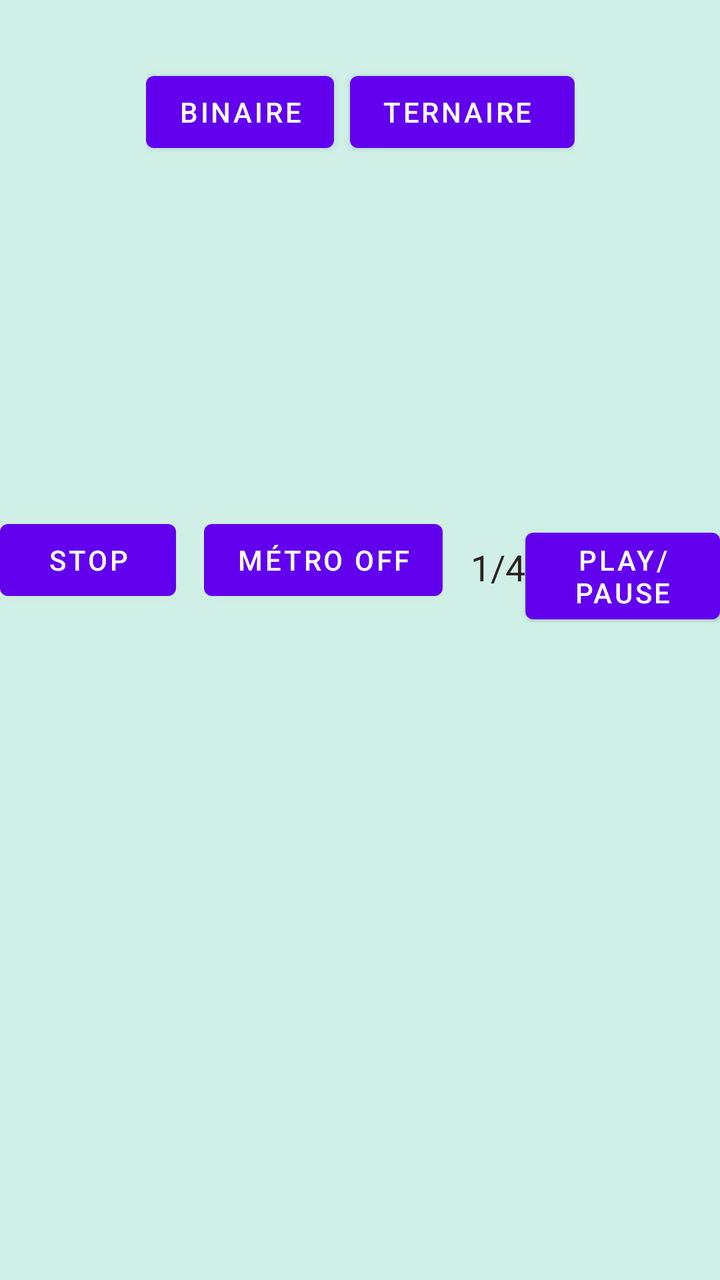
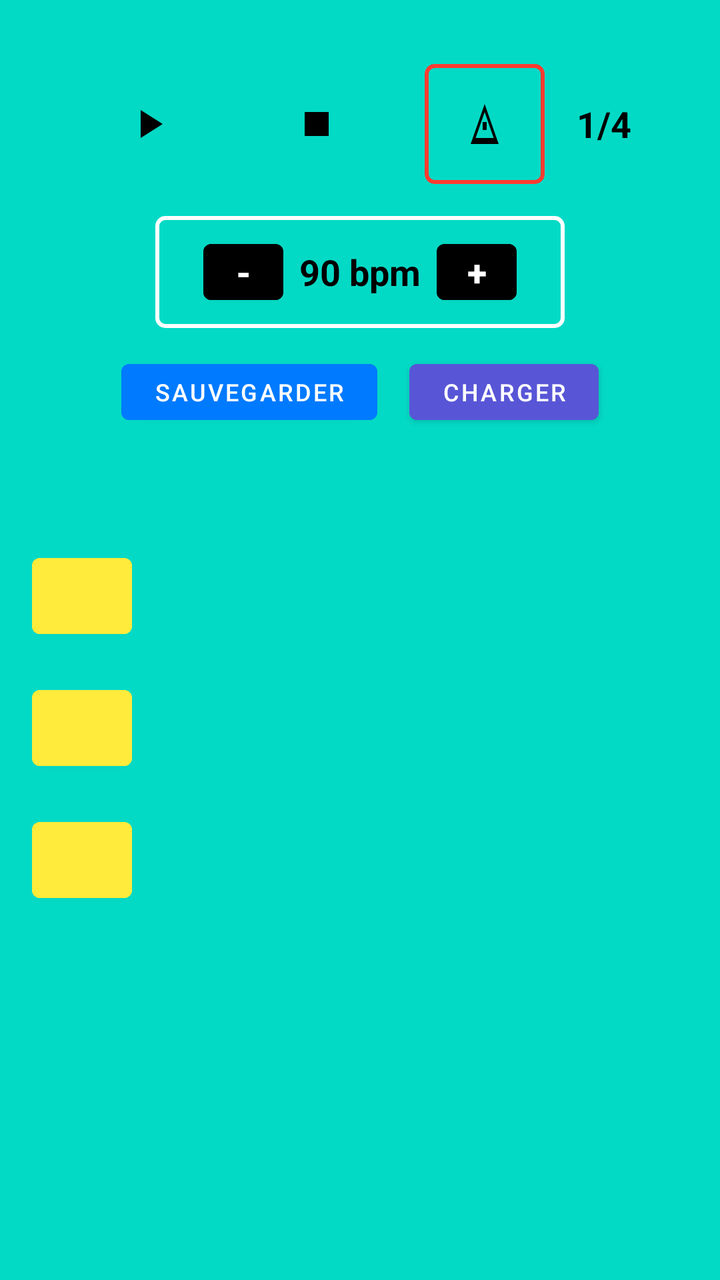

An Android layout rendered at two revisions. The XML below is the earlier revision; the diff shows what the commit changed to produce the second picture.
<!-- AndroidManifest.xml: application theme Theme.CKencer2 -->
<!-- res/layout/activity_paterrn.xml -->
<?xml version="1.0" encoding="utf-8"?>
<androidx.constraintlayout.widget.ConstraintLayout
    xmlns:android="http://schemas.android.com/apk/res/android"
    xmlns:app="http://schemas.android.com/apk/res-auto"
    xmlns:tools="http://schemas.android.com/tools"
    android:layout_width="match_parent"
    android:layout_height="match_parent"
    android:background="#D0F0E7">

    <LinearLayout
        android:id="@+id/patternSubdivisionRow"
        android:layout_width="wrap_content"
        android:layout_height="wrap_content"
        android:layout_marginTop="32dp"
        android:orientation="horizontal"
        app:layout_constraintEnd_toEndOf="parent"
        app:layout_constraintStart_toStartOf="parent"
        app:layout_constraintTop_toTopOf="parent">

        <Button
            android:id="@+id/patternBinaryButton"
            android:layout_width="wrap_content"
            android:layout_height="wrap_content"
            android:layout_marginEnd="8dp"
            android:text="Binaire" />

        <Button
            android:id="@+id/patternTernaryButton"
            android:layout_width="wrap_content"
            android:layout_height="wrap_content"
            android:text="Ternaire " />

    </LinearLayout>

    <LinearLayout
        android:id="@+id/patternStepsContainer"
        android:layout_width="0dp"
        android:layout_height="80dp"
        android:layout_marginStart="24dp"
        android:layout_marginTop="48dp"
        android:layout_marginEnd="24dp"
        android:orientation="horizontal"
        app:layout_constraintEnd_toEndOf="parent"
        app:layout_constraintStart_toStartOf="parent"
        app:layout_constraintTop_toBottomOf="@id/patternSubdivisionRow" />

    <LinearLayout
        android:layout_width="wrap_content"
        android:layout_height="wrap_content"
        android:layout_marginTop="48dp"
        android:orientation="horizontal"
        app:layout_constraintEnd_toEndOf="parent"
        app:layout_constraintStart_toStartOf="parent"
        app:layout_constraintTop_toBottomOf="@id/patternStepsContainer">


        <Button
            android:id="@+id/patternStopButton"
            android:layout_width="wrap_content"
            android:layout_height="wrap_content"
            android:layout_marginEnd="14dp"
            android:text="Stop" />


        <Button
            android:id="@+id/metronomeButton"
            android:layout_width="wrap_content"
            android:layout_height="wrap_content"
            android:text="Métro OFF" />

        <TextView
            android:id="@+id/beatIndicatorLabel"
            android:layout_width="wrap_content"
            android:layout_height="wrap_content"
            android:layout_marginStart="14dp"
            android:layout_gravity="center_vertical"
            android:text="1/4"
            android:textColor="#2F2222"
            android:textSize="18sp" />

        <Button
            android:id="@+id/patternPlayButton"
            android:layout_width="wrap_content"
            android:layout_height="wrap_content"
            android:text="Play/Pause"
            tools:layout_editor_absoluteX="71dp"
            tools:layout_editor_absoluteY="253dp" />

    </LinearLayout>



</androidx.constraintlayout.widget.ConstraintLayout>
<!-- resources referenced by this layout -->
<resources>
  <style name="Theme.CKencer2" parent="Theme.MaterialComponents.DayNight.DarkActionBar">
          
          <item name="colorPrimary">@color/purple_500</item>
          <item name="colorPrimaryVariant">@color/purple_700</item>
          <item name="colorOnPrimary">@color/white</item>
          
          <item name="colorSecondary">@color/teal_200</item>
          <item name="colorSecondaryVariant">@color/teal_700</item>
          <item name="colorOnSecondary">@color/black</item>
          
          <item name="android:statusBarColor">?attr/colorPrimaryVariant</item>
          
      </style>
  <color name="purple_500">#FF6200EE</color>
  <color name="purple_700">#FF3700B3</color>
  <color name="white">#FFFFFFFF</color>
  <color name="teal_200">#FF03DAC5</color>
  <color name="teal_700">#FF018786</color>
  <color name="black">#FF000000</color>
</resources>

<!-- the commit's change to res/layout/activity_paterrn.xml (unified diff, before → after) -->
@@ -1,93 +1,224 @@
 <?xml version="1.0" encoding="utf-8"?>
-<androidx.constraintlayout.widget.ConstraintLayout
-    xmlns:android="http://schemas.android.com/apk/res/android"
-    xmlns:app="http://schemas.android.com/apk/res-auto"
-    xmlns:tools="http://schemas.android.com/tools"
+<LinearLayout xmlns:android="http://schemas.android.com/apk/res/android"
     android:layout_width="match_parent"
     android:layout_height="match_parent"
-    android:background="#D0F0E7">
-
-    <LinearLayout
-        android:id="@+id/patternSubdivisionRow"
-        android:layout_width="wrap_content"
-        android:layout_height="wrap_content"
-        android:layout_marginTop="32dp"
-        android:orientation="horizontal"
-        app:layout_constraintEnd_toEndOf="parent"
-        app:layout_constraintStart_toStartOf="parent"
-        app:layout_constraintTop_toTopOf="parent">
-
-        <Button
-            android:id="@+id/patternBinaryButton"
-            android:layout_width="wrap_content"
-            android:layout_height="wrap_content"
-            android:layout_marginEnd="8dp"
-            android:text="Binaire" />
-
-        <Button
-            android:id="@+id/patternTernaryButton"
-            android:layout_width="wrap_content"
-            android:layout_height="wrap_content"
-            android:text="Ternaire " />
-
-    </LinearLayout>
-
-    <LinearLayout
-        android:id="@+id/patternStepsContainer"
-        android:layout_width="0dp"
-        android:layout_height="80dp"
-        android:layout_marginStart="24dp"
-        android:layout_marginTop="48dp"
-        android:layout_marginEnd="24dp"
-        android:orientation="horizontal"
-        app:layout_constraintEnd_toEndOf="parent"
-        app:layout_constraintStart_toStartOf="parent"
-        app:layout_constraintTop_toBottomOf="@id/patternSubdivisionRow" />
-
-    <LinearLayout
-        android:layout_width="wrap_content"
-        android:layout_height="wrap_content"
-        android:layout_marginTop="48dp"
-        android:orientation="horizontal"
-        app:layout_constraintEnd_toEndOf="parent"
-        app:layout_constraintStart_toStartOf="parent"
-        app:layout_constraintTop_toBottomOf="@id/patternStepsContainer">
-
-
-        <Button
-            android:id="@+id/patternStopButton"
-            android:layout_width="wrap_content"
-            android:layout_height="wrap_content"
-            android:layout_marginEnd="14dp"
-            android:text="Stop" />
-
-
-        <Button
-            android:id="@+id/metronomeButton"
-            android:layout_width="wrap_content"
-            android:layout_height="wrap_content"
-            android:text="Métro OFF" />
+    android:orientation="vertical"
+    android:padding="16dp"
+    android:background="@color/teal_200"
+    android:gravity="center_horizontal">
+
+    
+    <LinearLayout
+        android:layout_width="match_parent"
+        android:layout_height="wrap_content"
+        android:orientation="horizontal"
+        android:gravity="center"
+        android:layout_marginTop="16dp">
+
+        
+        <ImageButton
+            android:id="@+id/btn_play_pause"
+            android:layout_width="60dp"
+            android:layout_height="60dp"
+            android:background="?attr/selectableItemBackgroundBorderless"
+            android:src="@drawable/ic_play_triangle"
+            android:contentDescription="Play/Pause" />
+
+        
+        <ImageButton
+            android:id="@+id/btn_stop"
+            android:layout_width="60dp"
+            android:layout_height="60dp"
+            android:layout_marginStart="24dp"
+            android:background="?attr/selectableItemBackgroundBorderless"
+            android:src="@drawable/ic_stop_square"
+            android:contentDescription="Stop" />
+
+        
+        <ImageButton
+            android:id="@+id/btn_metronome"
+            android:layout_width="60dp"
+            android:layout_height="60dp"
+            android:layout_marginStart="24dp"
+            android:background="@drawable/border_rectangle"
+            android:backgroundTint="#FF3B30"
+            android:src="@drawable/ic_metronome"
+            android:contentDescription="Metronome" />
 
         <TextView
             android:id="@+id/beatIndicatorLabel"
             android:layout_width="wrap_content"
             android:layout_height="wrap_content"
-            android:layout_marginStart="14dp"
-            android:layout_gravity="center_vertical"
+            android:layout_marginStart="16dp"
             android:text="1/4"
-            android:textColor="#2F2222"
-            android:textSize="18sp" />
-
-        <Button
-            android:id="@+id/patternPlayButton"
-            android:layout_width="wrap_content"
-            android:layout_height="wrap_content"
-            android:text="Play/Pause"
-            tools:layout_editor_absoluteX="71dp"
-            tools:layout_editor_absoluteY="253dp" />
-
-    </LinearLayout>
-
-
-
-</androidx.constraintlayout.widget.ConstraintLayout>
+            android:textColor="#000000"
+            android:textSize="18sp"
+            android:textStyle="bold" />
+    </LinearLayout>
+
+    
+    <LinearLayout
+        android:layout_width="wrap_content"
+        android:layout_height="wrap_content"
+        android:orientation="horizontal"
+        android:layout_marginTop="16dp"
+        android:paddingHorizontal="24dp"
+        android:paddingVertical="8dp"
+        android:background="@drawable/border_rectangle"
+        android:gravity="center">
+
+        <Button
+            android:id="@+id/btn_bpm_minus"
+            android:layout_width="40dp"
+            android:layout_height="40dp"
+            android:text="-"
+            android:textSize="18sp"
+            android:textStyle="bold"
+            android:textColor="#FFFFFF"
+            android:backgroundTint="#000000"
+            android:padding="0dp"
+            android:layout_marginEnd="8dp" />
+
+        <TextView
+            android:id="@+id/tv_bpm"
+            android:layout_width="wrap_content"
+            android:layout_height="wrap_content"
+            android:text="90 bpm"
+            android:textSize="18sp"
+            android:textStyle="bold"
+            android:textColor="#000000"
+            android:clickable="true"
+            android:focusable="true"
+            android:background="?attr/selectableItemBackground" />
+
+        <Button
+            android:id="@+id/btn_bpm_plus"
+            android:layout_width="40dp"
+            android:layout_height="40dp"
+            android:text="+"
+            android:textSize="18sp"
+            android:textStyle="bold"
+            android:textColor="#FFFFFF"
+            android:backgroundTint="#000000"
+            android:padding="0dp"
+            android:layout_marginStart="8dp" />
+
+    </LinearLayout>
+
+    
+    <LinearLayout
+        android:layout_width="match_parent"
+        android:layout_height="wrap_content"
+        android:orientation="horizontal"
+        android:gravity="center"
+        android:layout_marginTop="12dp">
+
+        <Button
+            android:id="@+id/btn_save_pattern"
+            android:layout_width="wrap_content"
+            android:layout_height="40dp"
+            android:text="Sauvegarder"
+            android:textSize="12sp"
+            android:backgroundTint="#007AFF"
+            android:textColor="#FFFFFF"
+            android:layout_marginEnd="16dp" />
+
+        <Button
+            android:id="@+id/btn_load_pattern"
+            android:layout_width="wrap_content"
+            android:layout_height="40dp"
+            android:text="Charger"
+            android:textSize="12sp"
+            android:backgroundTint="#5856D6"
+            android:textColor="#FFFFFF" />
+    </LinearLayout>
+
+    
+    <LinearLayout
+        android:layout_width="match_parent"
+        android:layout_height="wrap_content"
+        android:orientation="horizontal"
+        android:layout_marginTop="24dp">
+
+        
+        <LinearLayout
+            android:layout_width="50dp"
+            android:layout_height="wrap_content"
+            android:orientation="vertical"
+            android:layout_marginEnd="16dp"
+            android:gravity="center_horizontal">
+
+            
+            <View
+                android:layout_width="match_parent"
+                android:layout_height="25dp"
+                android:layout_marginBottom="8dp" />
+
+            <Button
+                android:id="@+id/btn_select_sound_1"
+                android:layout_width="50dp"
+                android:layout_height="50dp"
+                android:backgroundTint="#FFEB3B"
+                android:layout_marginBottom="16dp" />
+
+            <Button
+                android:id="@+id/btn_select_sound_2"
+                android:layout_width="50dp"
+                android:layout_height="50dp"
+                android:backgroundTint="#FFEB3B"
+                android:layout_marginBottom="16dp" />
+
+            <Button
+                android:id="@+id/btn_select_sound_3"
+                android:layout_width="50dp"
+                android:layout_height="50dp"
+                android:backgroundTint="#FFEB3B" />
+        </LinearLayout>
+
+        
+        <HorizontalScrollView
+            android:layout_width="0dp"
+            android:layout_height="wrap_content"
+            android:layout_weight="1"
+            android:scrollbars="none">
+
+            <LinearLayout
+                android:layout_width="wrap_content"
+                android:layout_height="wrap_content"
+                android:orientation="vertical">
+
+                
+                <LinearLayout
+                    android:id="@+id/container_time_markers"
+                    android:layout_width="wrap_content"
+                    android:layout_height="25dp"
+                    android:orientation="horizontal"
+                    android:layout_marginBottom="8dp" />
+
+                
+                <LinearLayout
+                    android:id="@+id/container_track_1"
+                    android:layout_width="wrap_content"
+                    android:layout_height="50dp"
+                    android:orientation="horizontal"
+                    android:layout_marginBottom="16dp" />
+
+                
+                <LinearLayout
+                    android:id="@+id/container_track_2"
+                    android:layout_width="wrap_content"
+                    android:layout_height="50dp"
+                    android:orientation="horizontal"
+                    android:layout_marginBottom="16dp" />
+
+                
+                <LinearLayout
+                    android:id="@+id/container_track_3"
+                    android:layout_width="wrap_content"
+                    android:layout_height="50dp"
+                    android:orientation="horizontal" />
+            </LinearLayout>
+        </HorizontalScrollView>
+    </LinearLayout>
+
+</LinearLayout>
<!-- resource entries referenced after the edit -->
@@ -17,6 +17,47 @@
   <color name="purple_700">#FF3700B3</color>
   <color name="white">#FFFFFFFF</color>
   <color name="teal_200">#FF03DAC5</color>
+  <!-- drawable border_rectangle (drawable) -->
+  <?xml version="1.0" encoding="utf-8"?>
+  <shape xmlns:android="http://schemas.android.com/apk/res/android"
+      android:shape="rectangle">
+      <stroke android:width="2dp" android:color="#FFFFFF"/>
+      <solid android:color="#00000000"/>
+      <corners android:radius="4dp"/>
+  </shape>
+  <!-- drawable ic_metronome (drawable) -->
+  <?xml version="1.0" encoding="utf-8"?>
+  <vector xmlns:android="http://schemas.android.com/apk/res/android"
+      android:width="24dp"
+      android:height="24dp"
+      android:viewportWidth="24"
+      android:viewportHeight="24">
+      <path
+          android:fillColor="#000000"
+          android:pathData="M12,2L5,22h14L12,2zm0,4l4.5,13h-9L12,6zm-1,5h2v4h-2v-4z"/>
+  </vector>
+  <!-- drawable ic_play_triangle (drawable) -->
+  <?xml version="1.0" encoding="utf-8"?>
+  <vector xmlns:android="http://schemas.android.com/apk/res/android"
+      android:width="24dp"
+      android:height="24dp"
+      android:viewportWidth="24"
+      android:viewportHeight="24">
+      <path
+          android:fillColor="#000000"
+          android:pathData="M8,5v14l11,-7z"/>
+  </vector>
+  <!-- drawable ic_stop_square (drawable) -->
+  <?xml version="1.0" encoding="utf-8"?>
+  <vector xmlns:android="http://schemas.android.com/apk/res/android"
+      android:width="24dp"
+      android:height="24dp"
+      android:viewportWidth="24"
+      android:viewportHeight="24">
+      <path
+          android:fillColor="#000000"
+          android:pathData="M6,6h12v12h-12z"/>
+  </vector>
   <color name="teal_700">#FF018786</color>
   <color name="black">#FF000000</color>
 </resources>
